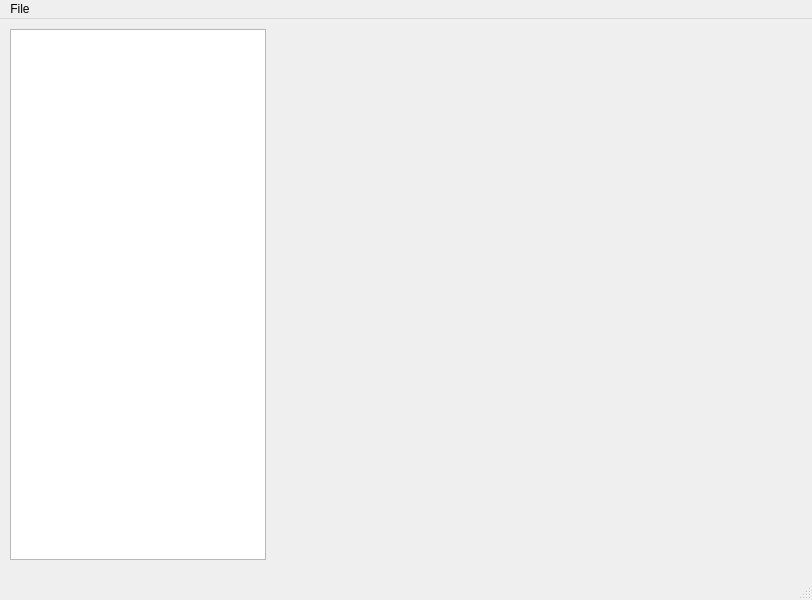
Above: resources/main_window.ui from mauricekoster/pyBITT before the change. Below: the same form after it.
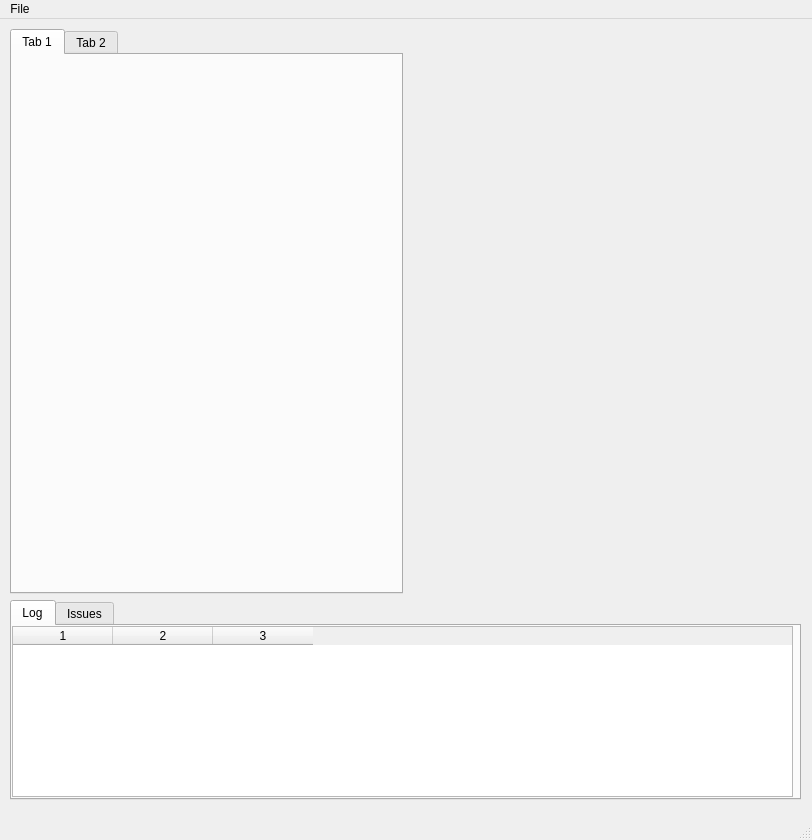
That is the form after the change.

Commit message: Added forms and form tester

Diff of the .ui file:
```diff
--- a/resources/main_window.ui
+++ b/resources/main_window.ui
@@ -7,7 +7,7 @@
     <x>0</x>
     <y>0</y>
     <width>812</width>
-    <height>600</height>
+    <height>840</height>
    </rect>
   </property>
   <property name="windowTitle">
@@ -26,31 +26,88 @@
       <x>10</x>
       <y>10</y>
       <width>791</width>
-      <height>531</height>
+      <height>771</height>
      </rect>
     </property>
-    <layout class="QHBoxLayout" name="horizontalLayout">
+    <layout class="QVBoxLayout" name="verticalLayout">
      <item>
-      <widget class="QTreeWidget" name="treeWidget">
+      <layout class="QHBoxLayout" name="horizontalLayout">
+       <item>
+        <widget class="QTabWidget" name="tabProject">
+         <property name="sizePolicy">
+          <sizepolicy hsizetype="Preferred" vsizetype="Expanding">
+           <horstretch>0</horstretch>
+           <verstretch>0</verstretch>
+          </sizepolicy>
+         </property>
+         <widget class="QWidget" name="tab">
+          <attribute name="title">
+           <string>Tab 1</string>
+          </attribute>
+         </widget>
+         <widget class="QWidget" name="tab_2">
+          <attribute name="title">
+           <string>Tab 2</string>
+          </attribute>
+         </widget>
+        </widget>
+       </item>
+       <item>
+        <widget class="QWidget" name="content_widget" native="true"/>
+       </item>
+      </layout>
+     </item>
+     <item>
+      <widget class="QTabWidget" name="tabWidget">
        <property name="sizePolicy">
-        <sizepolicy hsizetype="Fixed" vsizetype="Expanding">
+        <sizepolicy hsizetype="Expanding" vsizetype="Minimum">
          <horstretch>0</horstretch>
          <verstretch>0</verstretch>
         </sizepolicy>
        </property>
-       <attribute name="headerVisible">
-        <bool>false</bool>
-       </attribute>
-       <column>
-        <property name="text">
-         <string notr="true">1</string>
-        </property>
-       </column>
+       <property name="minimumSize">
+        <size>
+         <width>0</width>
+         <height>200</height>
+        </size>
+       </property>
+       <property name="baseSize">
+        <size>
+         <width>0</width>
+         <height>0</height>
+        </size>
+       </property>
+       <property name="currentIndex">
+        <number>0</number>
+       </property>
+       <widget class="QWidget" name="tabLog">
+        <attribute name="title">
+         <string>Log</string>
+        </attribute>
+        <widget class="QTableWidget" name="tableWidget">
+         <property name="geometry">
+          <rect>
+           <x>0</x>
+           <y>0</y>
+           <width>781</width>
+           <height>171</height>
+          </rect>
+         </property>
+         <property name="columnCount">
+          <number>3</number>
+         </property>
+         <column/>
+         <column/>
+         <column/>
+        </widget>
+       </widget>
+       <widget class="QWidget" name="tabIssues">
+        <attribute name="title">
+         <string>Issues</string>
+        </attribute>
+       </widget>
       </widget>
      </item>
-     <item>
-      <widget class="QWidget" name="widget" native="true"/>
-     </item>
     </layout>
    </widget>
   </widget>
```
The commit also changes 5 other files.
